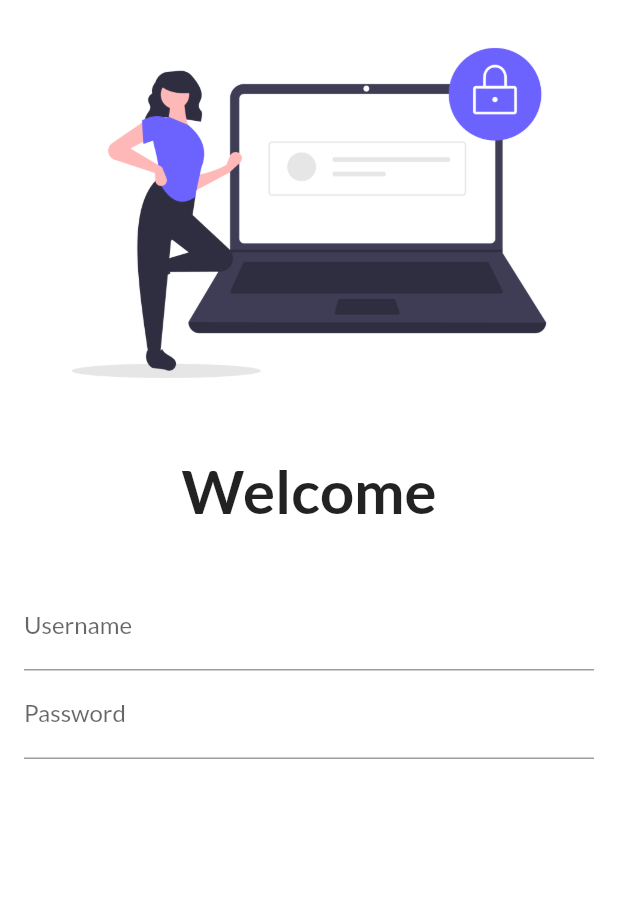
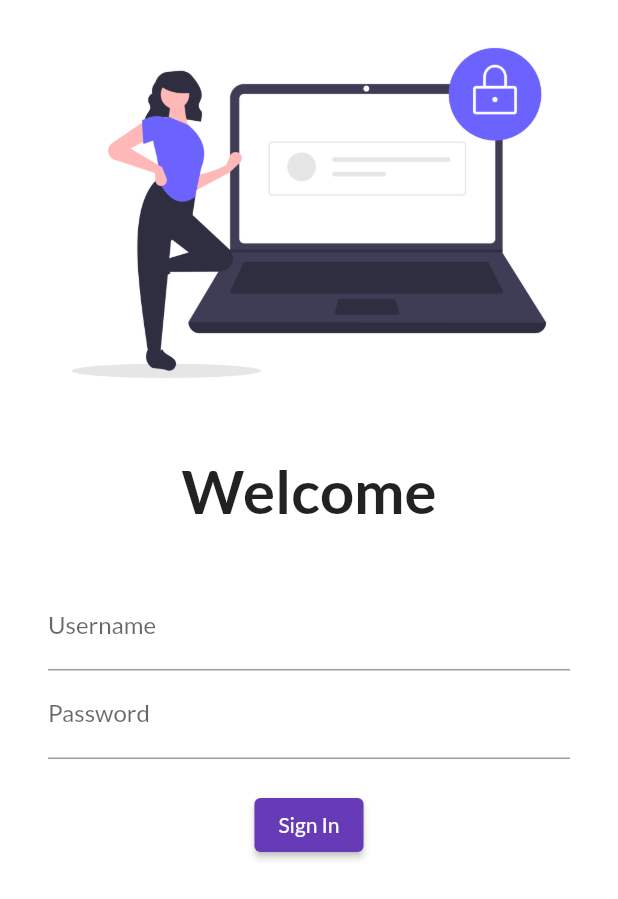
Before and after one commit to undertaj/Flutter-Task, a Flutter app: the screen it shows after launch, on a phone screen of 412 x 824 dp. Shown: the top 899 px of the screen. Run offline on Flutter 3.47's test engine with Material 2 defaults, Android fonts, the phone set to English and light mode, and no system bars; our stand-ins replace google_fonts.

Commit message:
day4 completed

```diff
--- a/lib/pages/login_page.dart
+++ b/lib/pages/login_page.dart
@@ -29,7 +29,7 @@ class LoginPage extends StatelessWidget {
             height: 20.0,
           ),
           Padding(
-            padding: const EdgeInsets.all(16.0),
+            padding: const EdgeInsets.symmetric(vertical: 16.0, horizontal: 32.0),
             child: Column(
               children: [
                 TextFormField(
@@ -39,11 +39,22 @@ class LoginPage extends StatelessWidget {
                 )
                 ),
                 TextFormField(
+                  obscureText: true,
                     decoration: const InputDecoration(
                         hintText: "Enter Password",
                         labelText: "Password"
                     )
                 ),
+                const SizedBox(
+                  height: 20.0,
+                ),
+                ElevatedButton(
+                    child: Text("Sign In"),
+                    style: TextButton.styleFrom(),
+                    onPressed: () {
+                        print("Hi Codepur");
+                    }
+                    )
               ],
             ),
           )
```
Also changed, not shown: 1 other file.
